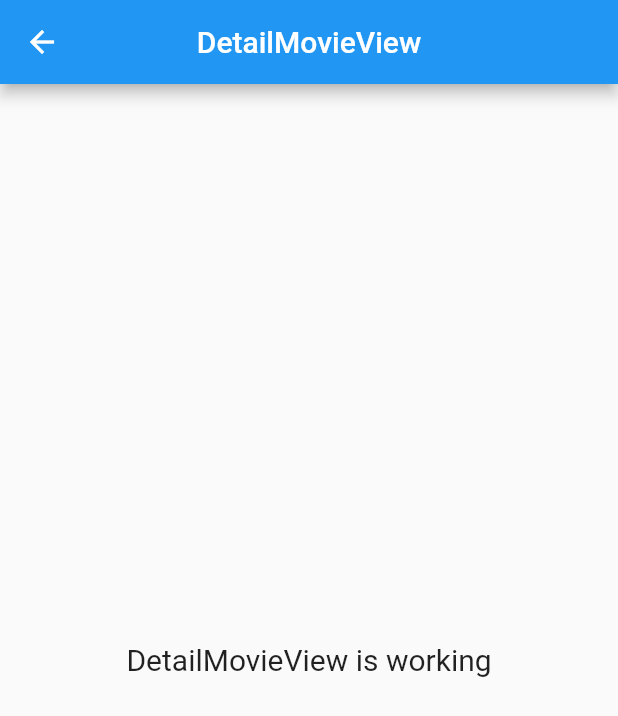
After one commit to CristLoha/mozi, a Flutter app: the DetailMovieView screen opened by its route, on a phone screen of 412 x 824 dp. The commit adds this screen. Shown: the top 716 px of the screen. Run offline on Flutter 3.47's test engine with Material 2 defaults, Android fonts, the phone set to English and light mode, and no system bars; our stand-ins replace get, google_fonts.

Commit message:
add detail_movie

```diff
--- /dev/null
+++ b/lib/app/modules/detail_movie/views/detail_movie_view.dart
@@ -0,0 +1,23 @@
+import 'package:flutter/material.dart';
+
+import 'package:get/get.dart';
+
+import '../controllers/detail_movie_controller.dart';
+
+class DetailMovieView extends GetView<DetailMovieController> {
+  @override
+  Widget build(BuildContext context) {
+    return Scaffold(
+      appBar: AppBar(
+        title: Text('DetailMovieView'),
+        centerTitle: true,
+      ),
+      body: Center(
+        child: Text(
+          'DetailMovieView is working',
+          style: TextStyle(fontSize: 20),
+        ),
+      ),
+    );
+  }
+}
--- a/lib/app/routes/app_pages.dart
+++ b/lib/app/routes/app_pages.dart
@@ -1,5 +1,7 @@
 import 'package:get/get.dart';
 
+import 'package:mozi/app/modules/detail_movie/bindings/detail_movie_binding.dart';
+import 'package:mozi/app/modules/detail_movie/views/detail_movie_view.dart';
 import 'package:mozi/app/modules/home/bindings/home_binding.dart';
 import 'package:mozi/app/modules/home/views/home_view.dart';
 
@@ -16,5 +18,10 @@
       page: () => HomeView(),
       binding: HomeBinding(),
     ),
+    GetPage(
+      name: _Paths.DETAIL_MOVIE,
+      page: () => DetailMovieView(),
+      binding: DetailMovieBinding(),
+    ),
   ];
 }
--- a/lib/app/routes/app_routes.dart
+++ b/lib/app/routes/app_routes.dart
@@ -5,8 +5,10 @@
   Routes._();
 
   static const HOME = _Paths.HOME;
+  static const DETAIL_MOVIE = _Paths.DETAIL_MOVIE;
 }
 
 abstract class _Paths {
   static const HOME = '/home';
+  static const DETAIL_MOVIE = '/detail-movie';
 }
```
Also changed, not shown: lib/app/modules/detail_movie/bindings/detail_movie_binding.dart (added, +12 -0 lines), lib/app/modules/detail_movie/controllers/detail_movie_controller.dart (added, +20 -0 lines).
